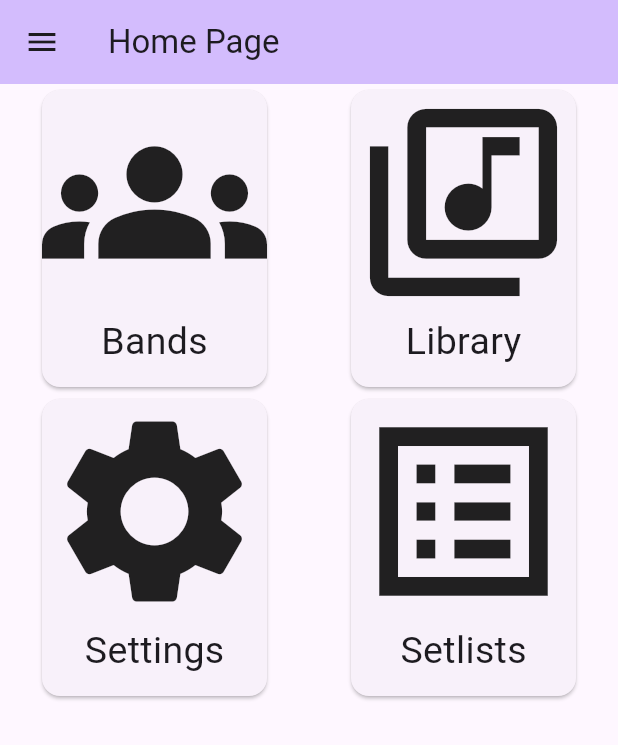
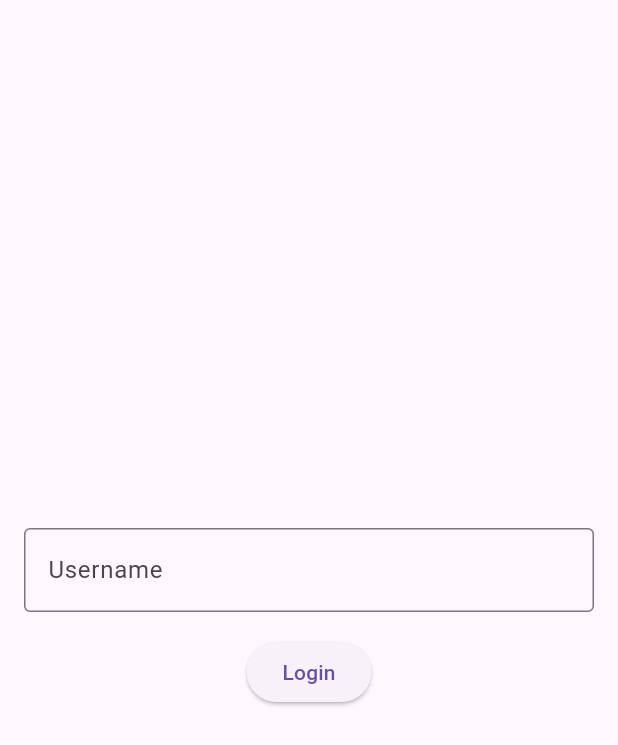
Before and after one commit to Houdini888/ZPI_frontend, a Flutter app: the screen it shows after launch, on a phone screen of 412 x 824 dp. Shown: the top 745 px of the screen. Run offline on Flutter 3.47's test engine with Material 3 defaults, Android fonts, the phone set to English and light mode, and no system bars; our stand-ins replace convert, dropdown_search, file_picker, flutter_slidable, shared_preferences; missing offline and left inert: pdfx.

Commit message:
merged + login test

```diff
--- /dev/null
+++ b/zpi_frontend/lib/login.dart
@@ -0,0 +1,53 @@
+import 'package:flutter/material.dart';
+import 'package:zpi_frontend/src/services/user_data.dart';
+
+class LoginScreen extends StatefulWidget {
+  @override
+  _LoginScreenState createState() => _LoginScreenState();
+}
+
+class _LoginScreenState extends State<LoginScreen> {
+  final TextEditingController _usernameController = TextEditingController();
+
+  // Method to handle login
+  void _login() async {
+    final username = _usernameController.text.trim();
+    if (username.isNotEmpty) {
+      // Save the username in SharedPreferences
+      await UserPreferences.saveUserName(username);
+      // Navigate to the home screen
+      Navigator.pushReplacementNamed(context, '/home');
+    } else {
+      // Show an error if the username is empty
+      ScaffoldMessenger.of(context).showSnackBar(
+        SnackBar(content: Text("Please enter a username")),
+      );
+    }
+  }
+
+  @override
+  Widget build(BuildContext context) {
+    return Scaffold(
+      body: Padding(
+        padding: const EdgeInsets.all(16.0),
+        child: Column(
+          mainAxisAlignment: MainAxisAlignment.center,
+          children: [
+            TextField(
+              controller: _usernameController,
+              decoration: const InputDecoration(
+                labelText: 'Username',
+                border: OutlineInputBorder(),
+              ),
+            ),
+            SizedBox(height: 16.0),
+            ElevatedButton(
+              onPressed: _login,
+              child: Text('Login'),
+            ),
+          ],
+        ),
+      ),
+    );
+  }
+}
--- a/zpi_frontend/lib/main.dart
+++ b/zpi_frontend/lib/main.dart
@@ -1,144 +1,30 @@
 import 'package:flutter/material.dart';
-import 'package:zpi_frontend/src/screens/bandlistscreen.dart';
-import 'package:zpi_frontend/src/screens/library_main.dart';
-import 'package:zpi_frontend/src/screens/setlists_main.dart';
-import 'package:zpi_frontend/src/widgets/app_drawer_menu.dart';
-import 'package:zpi_frontend/src/services/websocketservice.dart';
+import 'package:zpi_frontend/src/screens/home.dart';
+import 'package:zpi_frontend/src/services/user_data.dart';
+import 'login.dart';
 
-void main() {
+void main() async {
+  WidgetsFlutterBinding.ensureInitialized();
 
-  runApp(const MyApp());
+  // Check if username is saved in SharedPreferences
+  final username = await UserPreferences.getUserName();
+
+  runApp(MyApp(initialRoute: username != null ? '/home' : '/login'));
 }
 
 class MyApp extends StatelessWidget {
-  const MyApp({super.key});
+  final String initialRoute;
 
-  // This widget is the root of your application.
+  const MyApp({super.key, required this.initialRoute});
+
   @override
   Widget build(BuildContext context) {
     return MaterialApp(
-      title: 'Little Conductor',
-      theme: ThemeData(
-        colorScheme: ColorScheme.fromSeed(seedColor: Colors.deepPurple),
-        useMaterial3: true,
-      ),
-      home: const MyHomePage(title: 'Home Page'),
+      initialRoute: initialRoute,
+      routes: {
+        '/login': (context) => LoginScreen(),
+        '/home': (context) => HomeScreen(),
+      },
     );
   }
 }
-
-class MyHomePage extends StatefulWidget {
-  const MyHomePage({super.key, required this.title});
-
-  final String title;
-
-  @override
-  State<MyHomePage> createState() => _MyHomePageState();
-}
-
-class _MyHomePageState extends State<MyHomePage> {
-  @override
-  Widget build(BuildContext context) {
-    return Scaffold(
-      appBar: AppBar(
-        backgroundColor: Theme.of(context).colorScheme.inversePrimary,
-        leading: Builder(
-          builder: (context) => IconButton(
-            icon: new Icon(Icons.menu),
-            onPressed: () => Scaffold.of(context).openDrawer(),
-          ),
-        ),
-        title: Text(widget.title),
-      ),
-      drawer: AppDrawer(),
-      body: _buildUI(),
-    );
-  }
-
-  Widget _buildUI() {
-    return GridView.count(
-      physics: const NeverScrollableScrollPhysics(),
-      crossAxisCount: 2,
-      // Generate 100 widgets that display their index in the List.
-      children: [
-        Center(
-          child: Card(
-            clipBehavior: Clip.hardEdge,
-            child: InkWell(
-              onTap: () {
-                Navigator.push(context, MaterialPageRoute(builder: (context)=> BandListScreen()));
-              },
-              child: const SizedBox(
-                child: Column(
-                    children: [
-                      Icon(Icons.groups, size: 150,),
-                      Text('Bands',
-                        style: TextStyle(fontSize: 25),)
-                    ]
-                )
-              ),
-            ),
-          ),
-        ),
-        Center(
-          child: Card(
-            clipBehavior: Clip.hardEdge,
-            child: InkWell(
-              onTap: () {
-                Navigator.push(context, MaterialPageRoute(builder: (context)=> LibraryMainPage(title: 'Library',)));
-              },
-              child: const SizedBox(
-                child: Column(
-                    children: [
-                      Icon(Icons.library_music_outlined, size: 150,),
-                      Text('Library',
-                        style: TextStyle(fontSize: 25),)
-                    ]
-                )
-              ),
-            ),
-          ),
-        ),
-        Center(
-          child: Card(
-            clipBehavior: Clip.hardEdge,
-            child: InkWell(
-              onTap: () {
-                debugPrint('Card tapped.');
-              },
-              child: const SizedBox(
-                child: Column(
-                    children: [
-                      Icon(Icons.settings, size: 150,),
-                      Text('Settings',
-                        style: TextStyle(fontSize: 25),)
-                    ]
-                )
-              ),
-            ),
-          ),
-        ),
-        Center(
-          child: Card(
-            clipBehavior: Clip.hardEdge,
-            child: InkWell(
-              onTap: () {
-                Navigator.push(context, MaterialPageRoute(builder: (context)=> const SetlistsMain()));
-              },
-              child: const SizedBox(
-                child:
-                  Column(
-                    children: [
-                      Icon(Icons.list_alt_sharp, size: 150,),
-                      Text('Setlists',
-                      style: TextStyle(fontSize: 25),)
-                    ]
-                  )
-              ),
-            ),
-          ),
-        ),
-      ],
-    );
-  }
-}
--- a/zpi_frontend/lib/src/screens/bandlistscreen.dart
+++ b/zpi_frontend/lib/src/screens/bandlistscreen.dart
@@ -2,6 +2,8 @@ import 'package:flutter/material.dart';
 import 'package:zpi_frontend/src/models/group.dart';
 import 'package:zpi_frontend/src/screens/banddetailsscreen_in_work.dart';
 import 'package:zpi_frontend/src/services/apiservice.dart';
+
+import '../widgets/app_drawer_menu.dart';
 
 class BandListScreen extends StatefulWidget {
   @override
@@ -27,9 +29,11 @@ class _BandListScreenState extends State<BandListScreen> {
               icon: new Icon(Icons.menu),
               onPressed: () => Scaffold.of(context).openDrawer(),
             ),
+
           ),
           title: Text('Bands List'),
         ),
+        drawer: AppDrawer(),
         body: FutureBuilder(
             future: _group,
             builder: (context, snapshot) {
--- /dev/null
+++ b/zpi_frontend/lib/src/services/user_data.dart
@@ -0,0 +1,23 @@
+import 'package:shared_preferences/shared_preferences.dart';
+
+class UserPreferences {
+  static const _usernameKey = 'username';
+
+  // Save username in SharedPreferences
+  static Future<void> saveUserName(String username) async {
+    final prefs = await SharedPreferences.getInstance();
+    await prefs.setString(_usernameKey, username);
+  }
+
+  // Retrieve username from SharedPreferences
+  static Future<String?> getUserName() async {
+    final prefs = await SharedPreferences.getInstance();
+    return prefs.getString(_usernameKey);
+  }
+
+  // Clear saved username (use when logging out)
+  static Future<void> clearUserName() async {
+    final prefs = await SharedPreferences.getInstance();
+    await prefs.remove(_usernameKey);
+  }
+}
--- a/zpi_frontend/pubspec.yaml
+++ b/zpi_frontend/pubspec.yaml
@@ -19,6 +19,7 @@ dependencies:
   shared_preferences: ^2.3.2
   http: ^1.2.2
   web_socket_channel: ^3.0.1
+  dropdown_search: ^6.0.1
 
 dev_dependencies:
   flutter_test:
```
Also changed, not shown: zpi_frontend/lib/src/screens/banddetailsscreen_in_work.dart (+6 -2 lines), zpi_frontend/lib/src/screens/home.dart (added, +116 -0 lines), zpi_frontend/lib/src/services/apiservice.dart (+55 -8 lines), zpi_frontend/lib/src/widgets/app_drawer_menu.dart (+40 -10 lines), zpi_frontend/lib/src/widgets/bands_files_list.dart (added, +164 -0 lines), zpi_frontend/pubspec.lock.
